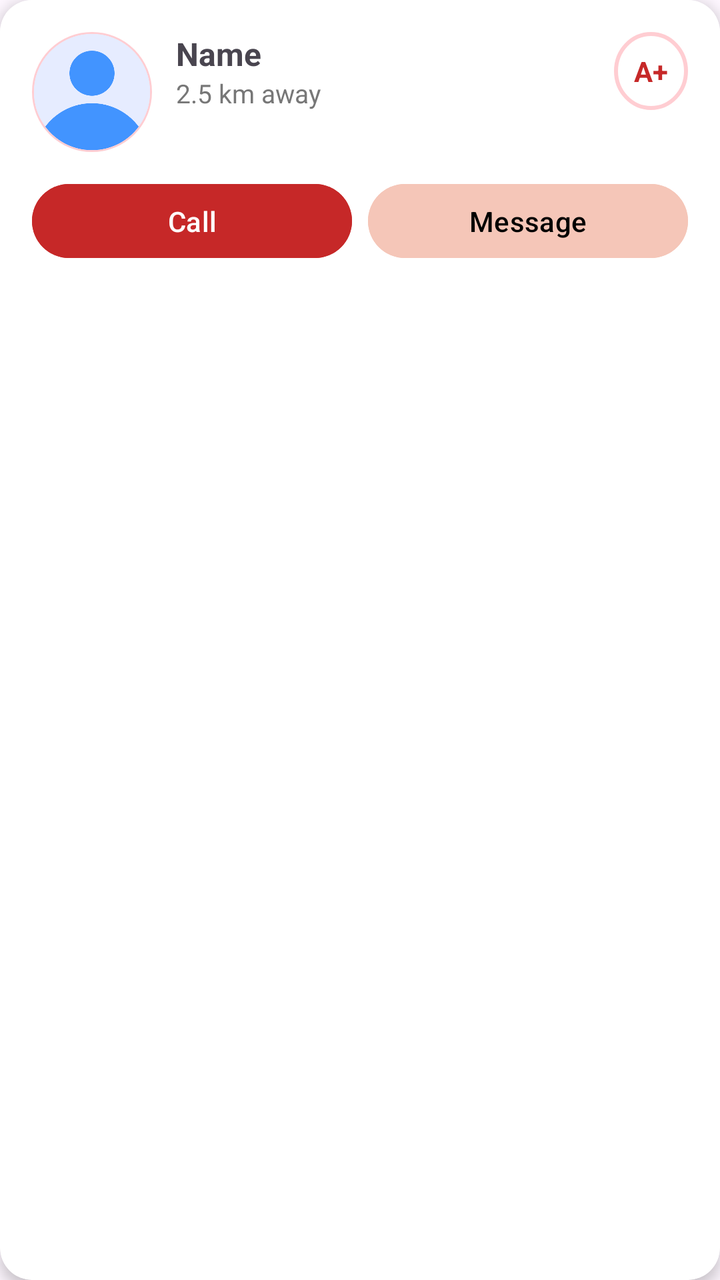
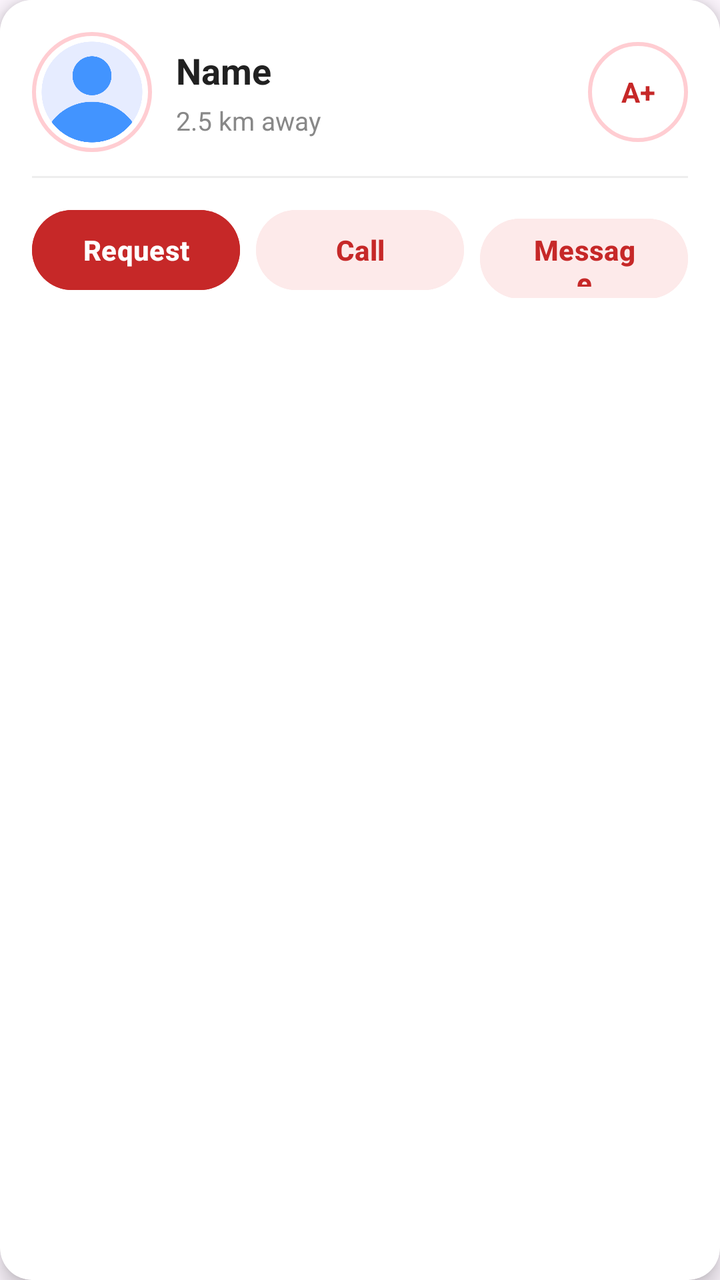

Before-and-after screenshots of an Android layout around one commit, followed by the original layout XML and the change that was made.
<!-- AndroidManifest.xml: application theme Theme.BloodDonarNet -->
<!-- res/layout/item_donor_list.xml -->
<androidx.cardview.widget.CardView xmlns:android="http://schemas.android.com/apk/res/android"
    xmlns:app="http://schemas.android.com/apk/res-auto"
    android:layout_margin="10dp"
    android:layout_width="match_parent"
    android:layout_height="wrap_content"
    app:cardCornerRadius="16dp"
    app:cardElevation="4dp">

    <LinearLayout
        android:orientation="vertical"
        android:padding="16dp"
        android:background="#FFFFFF"
        android:layout_width="match_parent"
        android:layout_height="wrap_content">


        <LinearLayout
            android:orientation="horizontal"
            android:layout_width="match_parent"
            android:layout_height="wrap_content">

            <ImageView
                android:layout_width="60dp"
                android:layout_height="60dp"
                android:src="@drawable/profile"
                android:background="@drawable/circle_bg"/>

            <LinearLayout
                android:orientation="vertical"
                android:layout_marginStart="12dp"
                android:layout_weight="1"
                android:layout_width="0dp"
                android:layout_height="wrap_content">

                <TextView
                    android:id="@+id/tvName"
                    android:text="Name"
                    android:textSize="16sp"
                    android:textStyle="bold"
                    android:layout_width="wrap_content"
                    android:layout_height="wrap_content"/>

                <TextView
                    android:id="@+id/tvDistance"
                    android:text="2.5 km away"
                    android:textSize="13sp"
                    android:textColor="#777"
                    android:layout_width="wrap_content"
                    android:layout_height="wrap_content"/>
            </LinearLayout>


            <TextView
                android:id="@+id/tvBlood"
                android:text="A+"
                android:textColor="#C62828"
                android:textStyle="bold"
                android:background="@drawable/circle_bg"
                android:padding="10dp"
                android:layout_width="wrap_content"
                android:layout_height="wrap_content"/>
        </LinearLayout>


        <LinearLayout
            android:orientation="horizontal"
            android:layout_marginTop="12dp"
            android:layout_width="match_parent"
            android:layout_height="wrap_content">

            <Button
                android:id="@+id/btnCall"
                android:text="Call"
                android:textColor="#FFF"
                android:backgroundTint="#C62828"
                android:layout_weight="1"
                android:layout_width="0dp"
                android:layout_height="45dp"/>

            <Button
                android:id="@+id/btnMessage"
                android:text="Message"
                android:textColor="#000"
                android:backgroundTint="#F5C6B8"
                android:layout_marginStart="8dp"
                android:layout_weight="1"
                android:layout_width="0dp"
                android:layout_height="45dp"/>
        </LinearLayout>

    </LinearLayout>
</androidx.cardview.widget.CardView>
<!-- resources referenced by this layout -->
<resources>
  <!-- drawable circle_bg (drawable) -->
  <shape xmlns:android="http://schemas.android.com/apk/res/android"
      android:shape="oval">
      <solid android:color="#FFFFFF"/>
      <stroke android:width="2dp" android:color="#FFCDD2"/>
  </shape>
  <!-- drawable profile: png bitmap (drawable, 19293 bytes) -->
  <style name="Theme.BloodDonarNet" parent="Base.Theme.BloodDonarNet" />
  <style name="Base.Theme.BloodDonarNet" parent="Theme.Material3.DayNight.NoActionBar">
          
          
      </style>
</resources>

<!-- the commit's change to res/layout/item_donor_list.xml (unified diff, before → after) -->
@@ -4,7 +4,7 @@
     android:layout_width="match_parent"
     android:layout_height="wrap_content"
     app:cardCornerRadius="16dp"
-    app:cardElevation="4dp">
+    app:cardElevation="6dp">
 
     <LinearLayout
         android:orientation="vertical"
@@ -13,18 +13,22 @@
         android:layout_width="match_parent"
         android:layout_height="wrap_content">
 
-
+        
         <LinearLayout
             android:orientation="horizontal"
             android:layout_width="match_parent"
-            android:layout_height="wrap_content">
+            android:layout_height="wrap_content"
+            android:gravity="center_vertical">
 
+            
             <ImageView
                 android:layout_width="60dp"
                 android:layout_height="60dp"
                 android:src="@drawable/profile"
-                android:background="@drawable/circle_bg"/>
+                android:background="@drawable/circle_bg"
+                android:padding="4dp"/>
 
+            
             <LinearLayout
                 android:orientation="vertical"
                 android:layout_marginStart="12dp"
@@ -35,8 +39,9 @@
                 <TextView
                     android:id="@+id/tvName"
                     android:text="Name"
-                    android:textSize="16sp"
+                    android:textSize="18sp"
                     android:textStyle="bold"
+                    android:textColor="#212121"
                     android:layout_width="wrap_content"
                     android:layout_height="wrap_content"/>
 
@@ -44,7 +49,8 @@
                     android:id="@+id/tvDistance"
                     android:text="2.5 km away"
                     android:textSize="13sp"
-                    android:textColor="#777"
+                    android:textColor="#888"
+                    android:layout_marginTop="4dp"
                     android:layout_width="wrap_content"
                     android:layout_height="wrap_content"/>
             </LinearLayout>
@@ -55,37 +61,60 @@
                 android:text="A+"
                 android:textColor="#C62828"
                 android:textStyle="bold"
+                android:gravity="center"
                 android:background="@drawable/circle_bg"
-                android:padding="10dp"
-                android:layout_width="wrap_content"
-                android:layout_height="wrap_content"/>
+                android:padding="12dp"
+                android:textSize="14sp"
+                android:layout_width="50dp"
+                android:layout_height="50dp"/>
         </LinearLayout>
 
 
+        <View
+            android:layout_width="match_parent"
+            android:layout_height="1dp"
+            android:background="#EEEEEE"
+            android:layout_marginTop="12dp"
+            android:layout_marginBottom="12dp"/>
+
+        
+        
         <LinearLayout
             android:orientation="horizontal"
-            android:layout_marginTop="12dp"
             android:layout_width="match_parent"
             android:layout_height="wrap_content">
 
             <Button
-                android:id="@+id/btnCall"
-                android:text="Call"
-                android:textColor="#FFF"
+                android:id="@+id/btnRequest"
+                android:text="Request"
+                android:textColor="#FFFFFF"
+                android:textStyle="bold"
                 android:backgroundTint="#C62828"
                 android:layout_weight="1"
                 android:layout_width="0dp"
-                android:layout_height="45dp"/>
+                android:layout_height="48dp"/>
+
+            <Button
+                android:id="@+id/btnCall"
+                android:text="Call"
+                android:textColor="#C62828"
+                android:textStyle="bold"
+                android:backgroundTint="#FDEAEA"
+                android:layout_marginStart="8dp"
+                android:layout_weight="1"
+                android:layout_width="0dp"
+                android:layout_height="48dp"/>
 
             <Button
                 android:id="@+id/btnMessage"
                 android:text="Message"
-                android:textColor="#000"
-                android:backgroundTint="#F5C6B8"
+                android:textColor="#C62828"
+                android:textStyle="bold"
+                android:backgroundTint="#FDEAEA"
                 android:layout_marginStart="8dp"
                 android:layout_weight="1"
                 android:layout_width="0dp"
-                android:layout_height="45dp"/>
+                android:layout_height="48dp"/>
         </LinearLayout>
 
     </LinearLayout>
